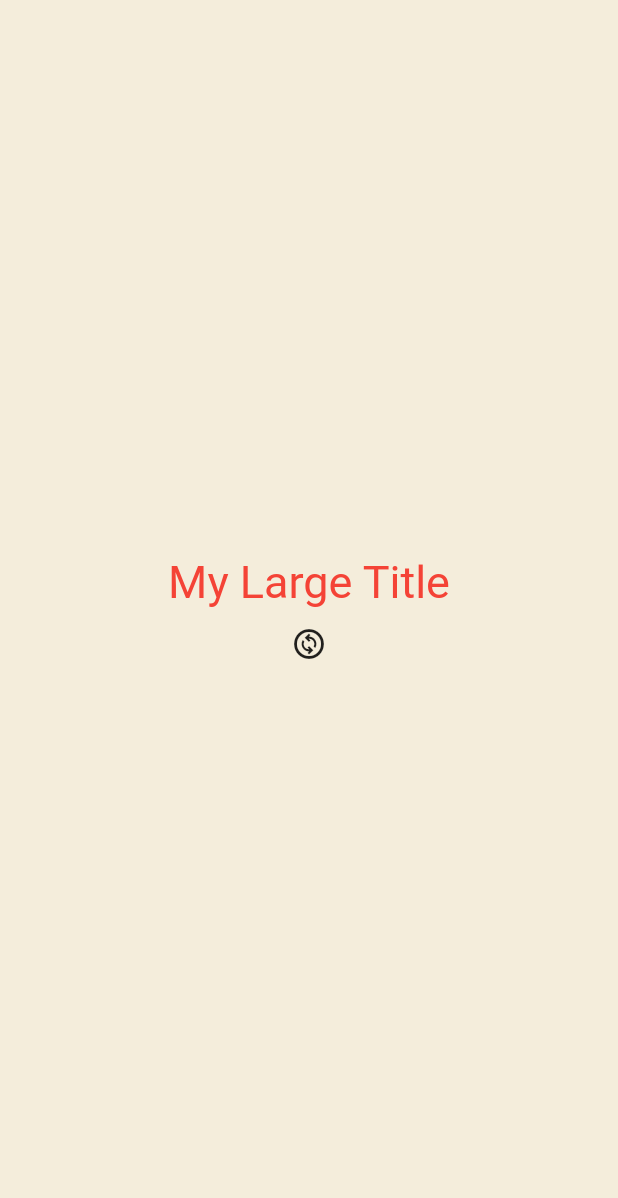
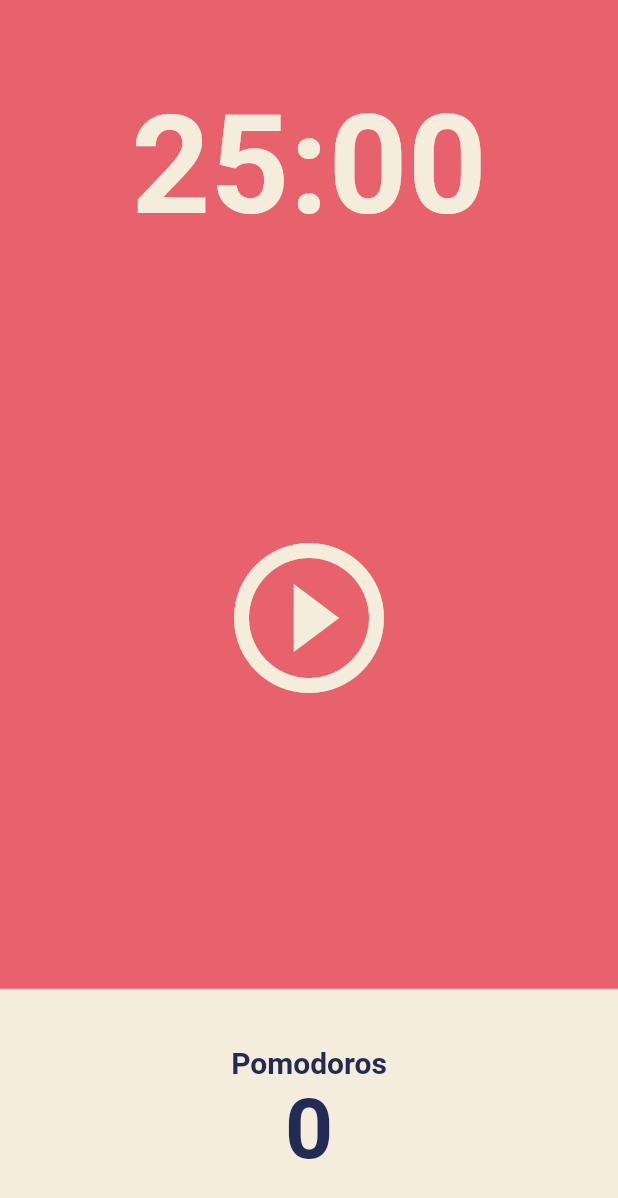
Before and after one commit to helious23/toonflix_2, a Flutter app: the screen it shows after launch, on a phone screen of 412 x 824 dp. Shown: the top 1198 px of the screen. Run offline on Flutter 3.47's test engine with Material 2 defaults, Android fonts, the phone set to English and light mode, and no system bars.

Commit message:
5.0 User Interface

```diff
--- a/lib/main.dart
+++ b/lib/main.dart
@@ -1,87 +1,28 @@
 import 'package:flutter/material.dart';
+import 'package:toonflix/screens/home_screen.dart';
 
 void main() {
   runApp(const App());
 }
 
-class App extends StatefulWidget {
+class App extends StatelessWidget {
   const App({super.key});
-
-  @override
-  State<App> createState() => _AppState();
-}
-
-class _AppState extends State<App> {
-  bool showTitle = true;
-
-  void toggleTitle() {
-    setState(() {
-      showTitle = !showTitle;
-    });
-  }
 
   @override
   Widget build(BuildContext context) {
     return MaterialApp(
       theme: ThemeData(
+        colorScheme: ColorScheme.fromSwatch(
+          backgroundColor: const Color(0xFFE7626C),
+        ),
         textTheme: const TextTheme(
-          titleLarge: TextStyle(
-            color: Colors.red,
+          displayLarge: TextStyle(
+            color: Color(0xFF232B55),
           ),
         ),
+        cardColor: const Color(0xFFF4EDDB),
       ),
-      home: Scaffold(
-        backgroundColor: const Color(0xFFF4EDDB),
-        body: Center(
-          child: Column(
-            mainAxisAlignment: MainAxisAlignment.center,
-            children: [
-              showTitle ? const MyLargeTitle() : const Text('nothing'),
-              IconButton(
-                onPressed: toggleTitle,
-                icon: const Icon(
-                  Icons.change_circle_outlined,
-                ),
-              )
-            ],
-          ),
-        ),
-      ),
+      home: const HomeScreen(),
     );
   }
 }
-
-class MyLargeTitle extends StatefulWidget {
-  const MyLargeTitle({
-    super.key,
-  });
-
-  @override
-  State<MyLargeTitle> createState() => _MyLargeTitleState();
-}
-
-class _MyLargeTitleState extends State<MyLargeTitle> {
-  @override
-  void initState() {
-    super.initState();
-    print('initState');
-  }
-
-  @override
-  void dispose() {
-    super.dispose();
-    print('dispose!');
-  }
-
-  @override
-  Widget build(BuildContext context) {
-    print('build!');
-    return Text(
-      'My Large Title',
-      style: TextStyle(
-        fontSize: 30,
-        color: Theme.of(context).textTheme.titleLarge?.color,
-      ),
-    );
-  }
-}
--- /dev/null
+++ b/lib/screens/home_screen.dart
@@ -0,0 +1,87 @@
+import 'package:flutter/material.dart';
+
+class HomeScreen extends StatefulWidget {
+  const HomeScreen({super.key});
+
+  @override
+  State<HomeScreen> createState() => _HomeScreenState();
+}
+
+class _HomeScreenState extends State<HomeScreen> {
+  @override
+  Widget build(BuildContext context) {
+    return Scaffold(
+      backgroundColor: Theme.of(context).colorScheme.background,
+      body: Column(
+        children: [
+          Flexible(
+            flex: 1,
+            child: Container(
+              alignment: Alignment.bottomCenter,
+              child: Text(
+                '25:00',
+                style: TextStyle(
+                  color: Theme.of(context).cardColor,
+                  fontSize: 92,
+                  fontWeight: FontWeight.w600,
+                ),
+              ),
+            ),
+          ),
+          Flexible(
+            flex: 3,
+            child: Container(
+              child: Center(
+                child: IconButton(
+                  iconSize: 120,
+                  color: Theme.of(context).cardColor,
+                  onPressed: () {},
+                  icon: const Icon(
+                    Icons.play_circle_outline,
+                  ),
+                ),
+              ),
+            ),
+          ),
+          Flexible(
+            flex: 1,
+            child: Row(
+              children: [
+                Expanded(
+                  child: Container(
+                    decoration: BoxDecoration(
+                      color: Theme.of(context).cardColor,
+                    ),
+                    child: Column(
+                      mainAxisAlignment: MainAxisAlignment.center,
+                      children: [
+                        Text(
+                          'Pomodoros',
+                          style: TextStyle(
+                            fontSize: 20,
+                            fontWeight: FontWeight.w600,
+                            color:
+                                Theme.of(context).textTheme.displayLarge!.color,
+                          ),
+                        ),
+                        Text(
+                          '0',
+                          style: TextStyle(
+                            fontSize: 56,
+                            fontWeight: FontWeight.w600,
+                            color:
+                                Theme.of(context).textTheme.displayLarge!.color,
+                          ),
+                        ),
+                      ],
+                    ),
+                  ),
+                ),
+              ],
+            ),
+          )
+        ],
+      ),
+    );
+  }
+}
```
